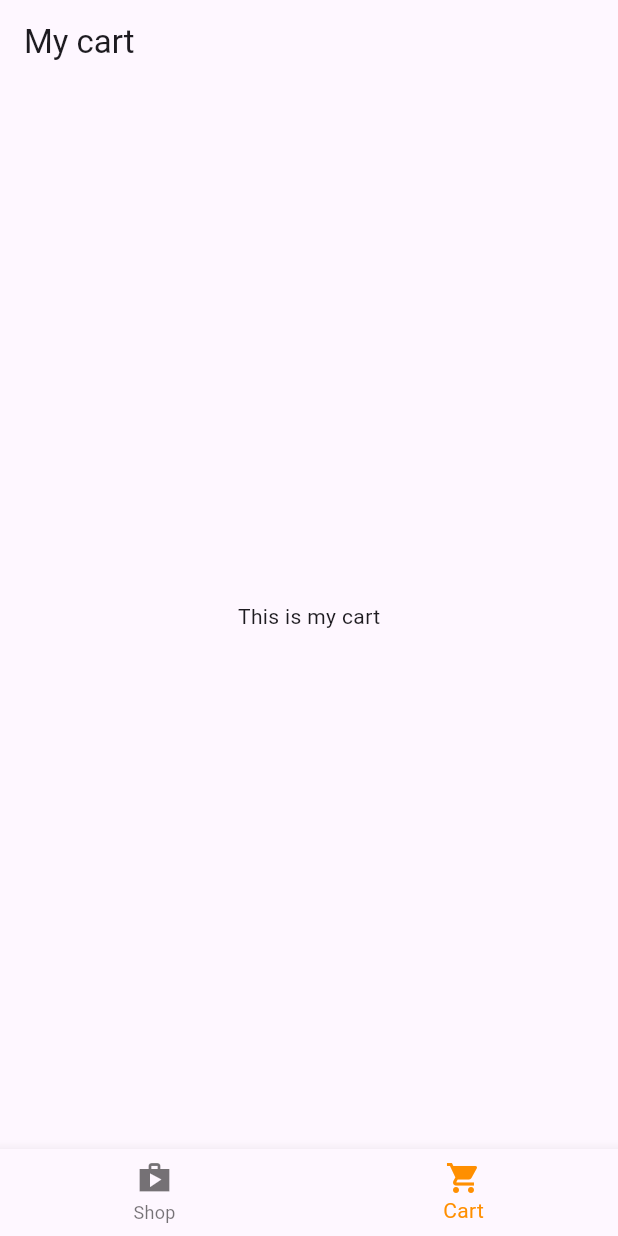
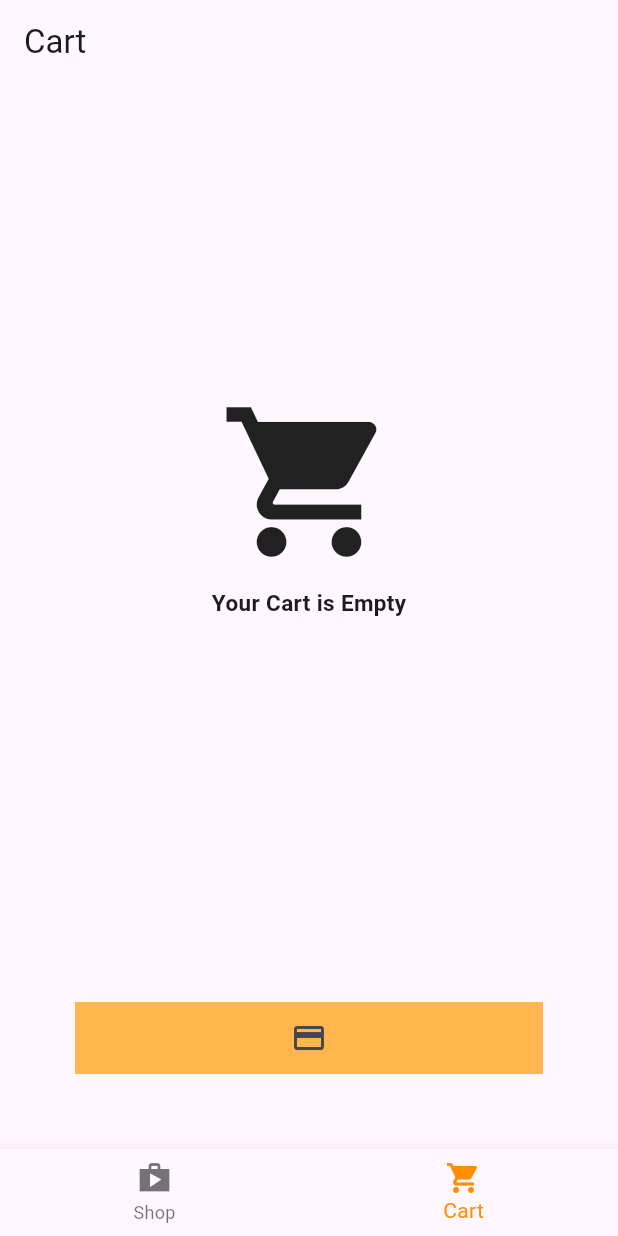
Before and after one commit to balazs1396/fedex_2025_shop, a Flutter app: the screen it shows after launch, item 2 of the bottom bar chosen, on a phone screen of 412 x 824 dp. Run offline on Flutter 3.47's test engine with Material 3 defaults, Android fonts, the phone set to English and light mode, and no system bars.

Commit message:
Adds cart screen functionality
Implements the cart screen with item display and removal features.
Shows a message when the cart is empty.
Includes a payment button placeholder.

```diff
--- a/lib/cart.dart
+++ b/lib/cart.dart
@@ -1,18 +1,110 @@
+import 'package:fedex_2025_shop/models/product.dart';
+import 'package:fedex_2025_shop/models/shop.dart';
 import 'package:flutter/material.dart';
+import 'package:provider/provider.dart';
 
 class CartScreen extends StatelessWidget {
   const CartScreen({super.key});
   static String route = '/cart';
 
-  @override
-  Widget build(BuildContext context) {
-    return Scaffold(
-      appBar: AppBar(title: Text('My cart')),
-      body: Center(
-        child: const Text('This is my cart'),
+  void removeItemFromCart({
+    required BuildContext context,
+    required Product product,
+  }) {
+    showDialog(
+      context: context,
+      builder: (context) => AlertDialog(
+        content: const Text("Remove this item to cart ?"),
+        actions: [
+          MaterialButton(
+            onPressed: () {
+              Navigator.pop(context);
+            },
+            child: const Text("Cancel"),
+          ),
+          MaterialButton(
+            onPressed: () {
+              Navigator.pop(context);
+
+              context.read<Shop>().removeFromCart(item: product);
+            },
+            child: const Text("Yes"),
+          ),
+        ],
       ),
     );
   }
 
+  void onPay(BuildContext context) {
+    showDialog(
+      context: context,
+      builder: (context) => const AlertDialog(
+        content: Text(
+          "Thanks for your order",
+        ),
+      ),
+    );
+  }
 
+  @override
+  Widget build(BuildContext context) {
+    final cart = context.watch<Shop>().cart;
+    return Scaffold(
+      appBar: AppBar(title: const Text("Cart ")),
+      backgroundColor: Theme.of(context).colorScheme.background,
+      body: Column(
+        children: [
+          Expanded(
+            child: cart.isEmpty
+                ? Column(
+                    mainAxisAlignment: MainAxisAlignment.center,
+                    children: [
+                      Icon(Icons.shopping_cart, size: 120),
+                      SizedBox(height: 10),
+                      Center(
+                        child: Text(
+                          "Your Cart is Empty",
+                          style: TextStyle(
+                            fontWeight: FontWeight.bold,
+                            fontSize: 15,
+                          ),
+                        ),
+                      ),
+                    ],
+                  )
+                : ListView.builder(
+                    itemCount: cart.length,
+                    itemBuilder: (context, index) {
+                      final item = cart[index];
+
+                      return ListTile(
+                        title: Text(item.name),
+                        subtitle: Text(item.price.toStringAsFixed(2)),
+                        trailing: IconButton(
+                          icon: const Icon(Icons.remove),
+                          onPressed: () {
+                            removeItemFromCart(context: context, product: item);
+                          },
+                        ),
+                      );
+                    },
+                  ),
+          ),
+          Padding(
+            padding: const EdgeInsets.all(50.0),
+            child: Container(
+              color: Colors.orange[300],
+              width: 500,
+
+              child: IconButton(
+              onPressed: () {
+                onPay(context);
+              },
+              icon: Icon(Icons.payment),
+            )),
+          ),
+        ],
+      ),
+    );
+  }
 }
```
